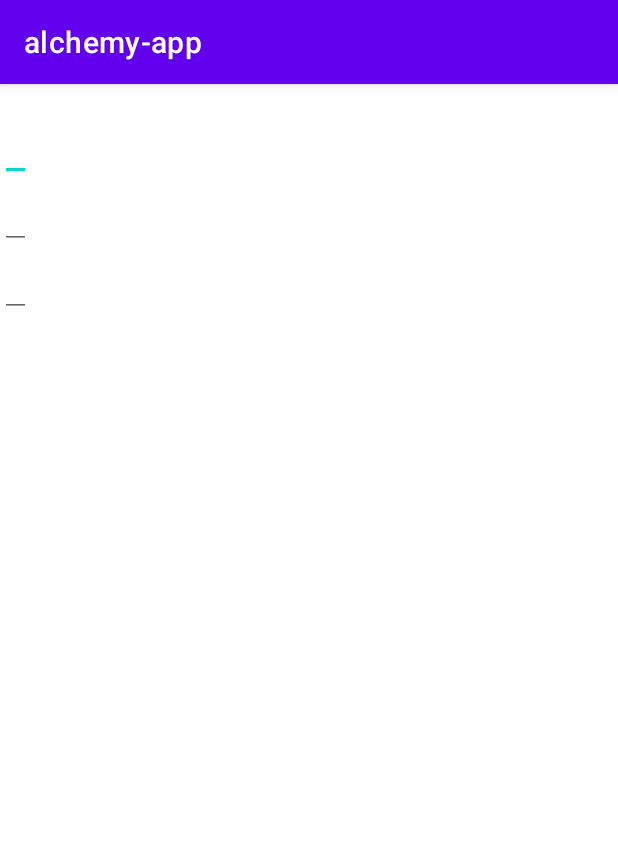
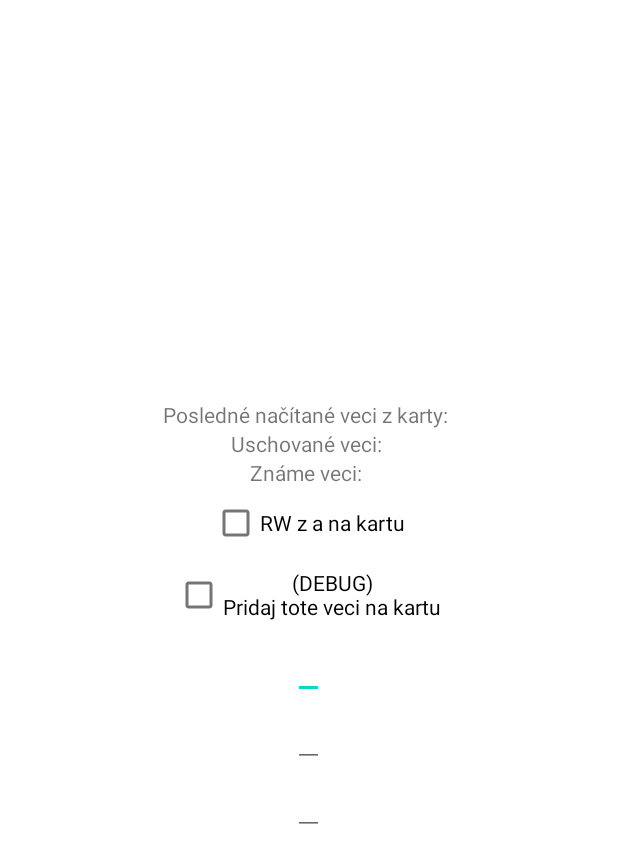
Before and after one commit to marcel3032/alchemy, an Android app: the screen it shows after launch (MainActivity), on a phone screen of 412 x 824 dp. Shown: the top 863 px of the screen. Run offline under Robolectric (Android 15) with nearby library versions, the phone set to English and light mode, and no system bars.

Commit message:
basic functions complete

```diff
--- a/alchemy-app/app/src/main/java/sk/marcel/alchemy_app/JsonsHelpers.kt
+++ b/alchemy-app/app/src/main/java/sk/marcel/alchemy_app/JsonsHelpers.kt
@@ -23,10 +23,10 @@ class JsonsHelpers(activity: MainActivity) {
         }
     }
 
-    fun getItems(items: JSONArray): List<Item>{
+    private fun getItems(items: JSONArray): MutableList<Item>{
         val result = ArrayList<Item>()
         for(i in 0 until items.length()){
-            val item = Constants.items[items.getJSONObject(i).getString("id").toInt()]
+            val item = Constants.items[items.getInt(i)]
             if(item!=null)
                 result.add(item)
             else
@@ -35,21 +35,21 @@ class JsonsHelpers(activity: MainActivity) {
         return result
     }
 
-    fun getChestItems(): List<Item> {
+    fun getChestItems(): MutableList<Item> {
         return getItems(getChestJson())
     }
 
-    fun getKnownItems(): List<Item> {
-        return getItems(getKnownJson())
+    fun getKnownItems(): MutableSet<Item> {
+        return HashSet<Item>(getItems(getKnownJson()))
     }
 
-    fun getChestJson(): JSONArray {
+    private fun getChestJson(): JSONArray {
         BufferedReader(chestFile.reader()).use { reader ->
             return JSONArray(reader.readText())
         }
     }
 
-    fun getKnownJson(): JSONArray {
+    private fun getKnownJson(): JSONArray {
         BufferedReader(knownItemsFile.reader()).use { reader ->
             return JSONArray(reader.readText())
         }
@@ -59,11 +59,11 @@ class JsonsHelpers(activity: MainActivity) {
         chestFile.writeText(getItemsString(items))
     }
 
-    fun writeKnownItems(items: List<Item>){
-        knownItemsFile.writeText(getItemsString(items))
+    fun writeKnownItems(items: Set<Item>){
+        knownItemsFile.writeText(getItemsString(ArrayList<Item>(items)))
     }
 
-    fun getItemsString(items: List<Item>):String{
+    private fun getItemsString(items: List<Item>):String{
         val jsonToWrite = JSONArray()
         for(item in items){
             jsonToWrite.put(item.itemId)
--- a/alchemy-app/app/src/main/java/sk/marcel/alchemy_app/MainActivity.kt
+++ b/alchemy-app/app/src/main/java/sk/marcel/alchemy_app/MainActivity.kt
@@ -5,24 +5,26 @@ import android.media.MediaPlayer
 import android.nfc.NfcAdapter
 import androidx.appcompat.app.AppCompatActivity
 import android.os.Bundle
-import android.widget.EditText
-import android.widget.TextView
-import android.widget.Toast
+import android.view.View
+import android.widget.*
+import androidx.core.view.allViews
 
 class MainActivity : AppCompatActivity() {
     private var mNfcAdapter: NfcAdapter? = null
     private lateinit var jsonsHelpers: JsonsHelpers
+    private val checkBoxIdToItemId = HashMap<Int, Int>()
 
     override fun onCreate(savedInstanceState: Bundle?) {
         super.onCreate(savedInstanceState)
         setContentView(R.layout.activity_main)
         mNfcAdapter = NfcAdapter.getDefaultAdapter(this)
         jsonsHelpers = JsonsHelpers(this)
+        displayChest()
+        displayKnown()
     }
 
     override fun onResume() {
         super.onResume()
-
         mNfcAdapter?.let {
             NFC.enableNFCInForeground(it, this,javaClass)
         }
@@ -33,28 +35,50 @@ class MainActivity : AppCompatActivity() {
 
         if(intent!=null) {
             if (NfcAdapter.ACTION_NDEF_DISCOVERED == intent.action || NfcAdapter.ACTION_TAG_DISCOVERED == intent.action || NfcAdapter.ACTION_TECH_DISCOVERED == intent.action) {
-                val first = Integer.parseInt(findViewById<EditText>(R.id.first).text.toString())
-                val second = Integer.parseInt(findViewById<EditText>(R.id.second).text.toString())
-                val third = Integer.parseInt(findViewById<EditText>(R.id.third).text.toString())
-                val res = NFC.readAndWriteItems(intent, listOf(Constants.items[first]!!, Constants.items[second]!!, Constants.items[third]!!))
+
+                val res: List<Item?>? = if(findViewById<CheckBox>(R.id.pridaj_na_kartu).isChecked) {
+                    val first = Integer.parseInt(findViewById<EditText>(R.id.first).text.toString())
+                    val second = Integer.parseInt(findViewById<EditText>(R.id.second).text.toString())
+                    val third = Integer.parseInt(findViewById<EditText>(R.id.third).text.toString())
+                    NFC.readAndWriteItems(intent, listOf(Constants.items[first]!!, Constants.items[second]!!, Constants.items[third]!!))
+                } else if(findViewById<CheckBox>(R.id.prenes_z_karty).isChecked) {
+                    val toWrite = ArrayList<Item>()
+                    for(view in findViewById<LinearLayout>(R.id.stored_items).allViews)
+                        if(view is CheckBox && view.isChecked)
+                            toWrite.add(Constants.items[checkBoxIdToItemId[view.id]]!!)
+                    NFC.readAndWriteItems(intent, toWrite)
+                } else {
+                    NFC.readItems(intent)
+                }
+
                 if(res!=null) {
                     Toast.makeText(this, "OK", Toast.LENGTH_LONG).show()
+                    val chestItems = jsonsHelpers.getChestItems()
+                    val knownItems = jsonsHelpers.getKnownItems()
                     val stringBuilder = StringBuilder()
-                    for(item in res)
-                        if (item != null)
+                    for(item in res) {
+                        if (item != null) {
                             stringBuilder.append(item.itemName).append(", ")
+                            if(findViewById<CheckBox>(R.id.prenes_z_karty).isChecked){
+                                chestItems.add(item)
+                                knownItems.add(item)
+                            }
+                        }
+                        else
+                            stringBuilder.append("nic, ")
+                    }
+
+                    jsonsHelpers.writeChestItems(chestItems)
+                    jsonsHelpers.writeKnownItems(knownItems)
 
                     findViewById<TextView>(R.id.result).text = stringBuilder
+                    displayChest()
+                    displayKnown()
 
-                    val mp: MediaPlayer = MediaPlayer.create(this, R.raw.ack)
-                    mp.start()
-                    mp.setOnCompletionListener { mp.release() }
+                    playSound(R.raw.ack)
                 } else {
                     Toast.makeText(this, "reading failed", Toast.LENGTH_LONG).show()
-
-                    val mp: MediaPlayer = MediaPlayer.create(this, R.raw.error)
-                    mp.start()
-                    mp.setOnCompletionListener { mp.release() }
+                    playSound(R.raw.error)
                 }
             }
         }
@@ -66,4 +90,33 @@ class MainActivity : AppCompatActivity() {
             NFC.disableNFCInForeground(it,this)
         }
     }
+
+    private fun playSound(sound:Int){
+        val mp: MediaPlayer = MediaPlayer.create(this, sound)
+        mp.start()
+        mp.setOnCompletionListener { mp.release() }
+    }
+
+    private fun displayChest(){
+        findViewById<LinearLayout>(R.id.stored_items).removeAllViews()
+        val chestItems = jsonsHelpers.getChestItems()
+        for(item in chestItems){
+            val text = CheckBox(this)
+            text.id = View.generateViewId()
+            checkBoxIdToItemId[text.id] = item.itemId
+            text.text = item.itemName
+            findViewById<LinearLayout>(R.id.stored_items).addView(text)
+        }
+    }
+
+    private fun displayKnown(){
+        findViewById<LinearLayout>(R.id.known_items).removeAllViews()
+        val knownItems = jsonsHelpers.getKnownItems()
+        for(item in knownItems){
+            val text = TextView(this)
+            text.text = item.itemName
+            findViewById<LinearLayout>(R.id.known_items).addView(text)
+        }
+
+    }
 }
--- a/alchemy-app/app/src/main/java/sk/marcel/alchemy_app/NFC.kt
+++ b/alchemy-app/app/src/main/java/sk/marcel/alchemy_app/NFC.kt
@@ -16,10 +16,6 @@ import java.nio.ByteBuffer
 object NFC {
     private const val colorsSector = 10
     private const val sectorSize = 16
-
-    private const val firstIndex = 0
-    private const val secondIndex = 1
-    private const val thirdIndex = 2
 
     private val key: ByteArray = MifareClassic.KEY_DEFAULT
 
@@ -67,9 +63,8 @@ object NFC {
 
     fun readAndWriteItems(intent: Intent, items: List<Item>): List<Item?>? {
         val bytes = ByteArray(16)
-        bytes[firstIndex] = items[0].itemId.toByte()
-        bytes[secondIndex] = items[1].itemId.toByte()
-        bytes[thirdIndex] = items[2].itemId.toByte()
+        for(i in 0 until minOf(3, items.size))
+            bytes[i] = items[i].itemId.toByte()
         return readAndWriteItems(intent, bytes)
     }
 
@@ -84,9 +79,8 @@ object NFC {
         val result = ArrayList<Int>()
 
         val bytes = mfc.readBlock(colorsSector)
-        result.add(bytes[firstIndex].toInt())
-        result.add(bytes[secondIndex].toInt())
-        result.add(bytes[thirdIndex].toInt())
+        for(i in 0 until 3)
+            result.add(bytes[i].toInt())
         return Item.getItems(result)
     }
 
--- a/alchemy-app/app/src/main/res/layout/activity_main.xml
+++ b/alchemy-app/app/src/main/res/layout/activity_main.xml
@@ -5,13 +5,74 @@
     android:layout_width="match_parent"
     android:layout_height="match_parent"
     android:orientation="vertical"
+    android:layout_gravity="center"
+    android:gravity="center"
     tools:context=".MainActivity">
 
-    <TextView
-        android:id="@+id/result"
+    <LinearLayout
+        android:layout_width="wrap_content"
+        android:layout_height="wrap_content">
+        <TextView
+            android:layout_width="wrap_content"
+            android:layout_height="wrap_content"
+            android:text="Posledné načítané veci z karty: "/>
+        <TextView
+            android:id="@+id/result"
+            android:layout_width="wrap_content"
+            android:layout_height="wrap_content"
+            android:text="" />
+    </LinearLayout>
+
+    <LinearLayout
+        android:layout_width="wrap_content"
+        android:layout_height="wrap_content">
+        <TextView
+            android:layout_width="wrap_content"
+            android:layout_height="wrap_content"
+            android:text="Uschované veci: "/>
+        <ScrollView
+            android:layout_width="wrap_content"
+            android:layout_height="wrap_content">
+            <LinearLayout
+                android:id="@+id/stored_items"
+                android:layout_width="wrap_content"
+                android:layout_height="wrap_content"
+                android:orientation="vertical" />
+        </ScrollView>
+    </LinearLayout>
+
+    <LinearLayout
+        android:layout_width="wrap_content"
+        android:layout_height="wrap_content">
+        <TextView
+            android:layout_width="wrap_content"
+            android:layout_height="wrap_content"
+            android:text="Známe veci: "/>
+        <ScrollView
+            android:layout_width="wrap_content"
+            android:layout_height="wrap_content">
+            <LinearLayout
+                android:id="@+id/known_items"
+                android:layout_width="wrap_content"
+                android:layout_height="wrap_content"
+                android:orientation="vertical" />
+        </ScrollView>
+    </LinearLayout>
+
+
+    <CheckBox
+        android:id="@+id/prenes_z_karty"
+        android:gravity="center"
         android:layout_width="wrap_content"
         android:layout_height="wrap_content"
-        android:text="" />
+        android:text="RW z a na kartu" />
+
+    <CheckBox
+        android:id="@+id/pridaj_na_kartu"
+        android:gravity="center"
+        android:layout_width="wrap_content"
+        android:layout_height="wrap_content"
+        android:text="(DEBUG)\nPridaj tote veci na kartu" />
 
     <EditText
         android:id="@+id/first"
--- a/alchemy-app/app/src/main/res/values-night/themes.xml
+++ b/alchemy-app/app/src/main/res/values-night/themes.xml
@@ -1,6 +1,6 @@
 <resources xmlns:tools="http://schemas.android.com/tools">
     <!-- Base application theme. -->
-    <style name="Theme.Alchemyapp" parent="Theme.MaterialComponents.DayNight.DarkActionBar">
+    <style name="Theme.Alchemyapp" parent="Theme.MaterialComponents.DayNight.NoActionBar">
         <!-- Primary brand color. -->
         <item name="colorPrimary">@color/purple_200</item>
         <item name="colorPrimaryVariant">@color/purple_700</item>
--- a/alchemy-app/app/src/main/res/values/themes.xml
+++ b/alchemy-app/app/src/main/res/values/themes.xml
@@ -1,6 +1,6 @@
 <resources xmlns:tools="http://schemas.android.com/tools">
     <!-- Base application theme. -->
-    <style name="Theme.Alchemyapp" parent="Theme.MaterialComponents.DayNight.DarkActionBar">
+    <style name="Theme.Alchemyapp" parent="Theme.MaterialComponents.DayNight.NoActionBar">
         <!-- Primary brand color. -->
         <item name="colorPrimary">@color/purple_500</item>
         <item name="colorPrimaryVariant">@color/purple_700</item>
```
